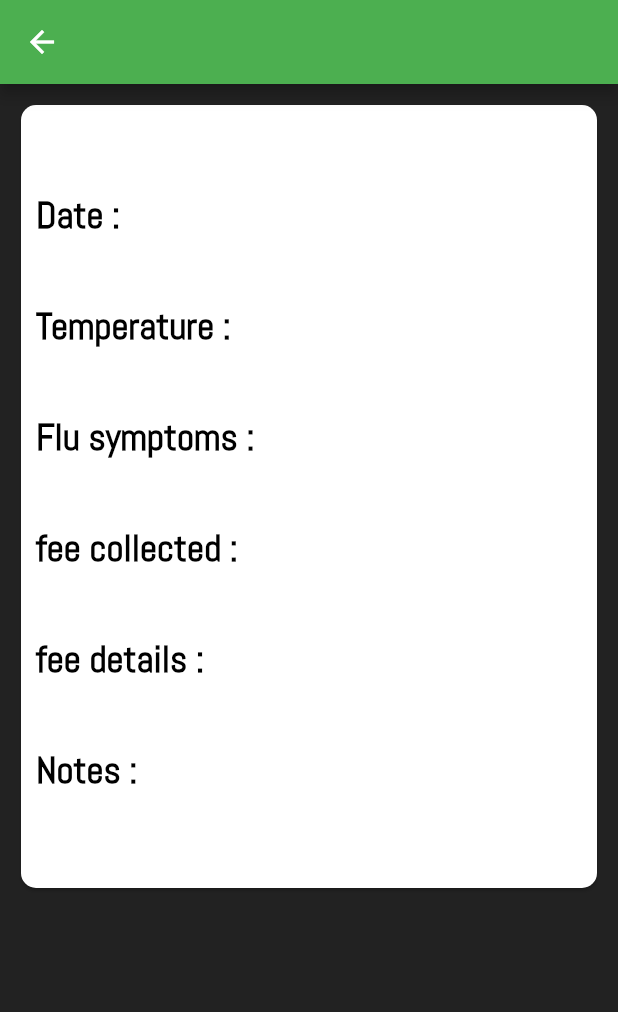
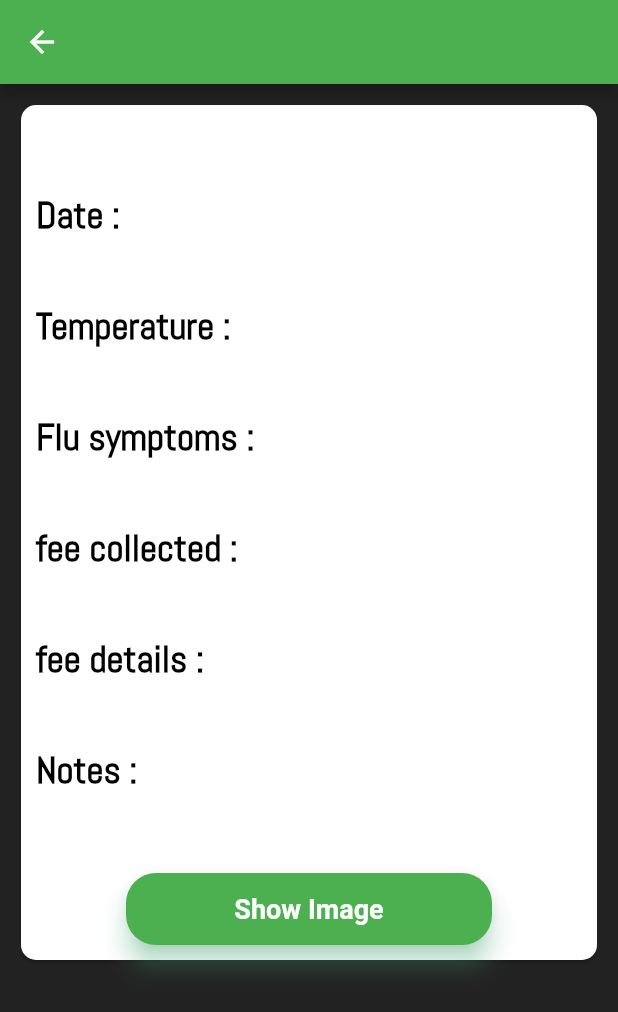
Before and after one commit to mit112/nakshatra_hospital_management, a Flutter app: the ReportDetailScreen screen opened directly with empty values, on a phone screen of 412 x 824 dp. Shown: the top 1012 px of the screen. Run offline on Flutter 3.47's test engine with Material 2 defaults, Android fonts, the phone set to English and light mode, and no system bars; drawn by our look-alikes of bouncing_widget; our stand-ins replace cloud_firestore, connectivity, date_time_picker, file_picker, firebase_auth, firebase_core and 5 more; accounts and stored records are empty.

Commit message:
File opening works hopefully

```diff
--- a/lib/screens/report_detail_screen.dart
+++ b/lib/screens/report_detail_screen.dart
@@ -39,10 +39,13 @@ class _ReportDetailScreenState extends State<ReportDetailScreen> {
 
   Future<String> downloadFile(String firebaseReference) async {
 
-    Directory appDocDir = await getTemporaryDirectory();
-     filePath = '${appDocDir.path}/$firebaseReference';
+    Directory appDocDir = await getApplicationDocumentsDirectory();
+     filePath = '${appDocDir.path}/${firebaseReference.split('/').last}';
      File downloadToFile = File(filePath);
-
+    if (downloadToFile.existsSync()) {
+      await downloadToFile.delete();
+    }
+    await downloadToFile.create();
 
      try {
       await firebase_storage.FirebaseStorage.instance
@@ -205,49 +208,49 @@ class _ReportDetailScreenState extends State<ReportDetailScreen> {
                         SizedBox(
                           height: 20.0,
                         ),
-          // BouncingWidget(
-          //   scaleFactor: _scaleFactor,
-          //   stayOnBottom: stayOnBottom,
-          //   onPressed: () {  },
-          //   child: Column(
-          //     children: [
-          //       Padding(
-          //         padding:
-          //         const EdgeInsets.symmetric(horizontal: 60.0),
-          //         child: Container(
-          //           height: 48.0,
-          //           child: Material(
-          //             color: Colors.green,
-          //             borderRadius: BorderRadius.circular(20.0),
-          //             shadowColor:
-          //             Colors.greenAccent.withOpacity(0.8),
-          //             elevation: 7.0,
-          //             child: InkWell(
-          //               splashColor: Colors.indigo[200],
-          //               onTap: () async {
-          //                 await downloadFile('${widget.post.data()['file name']}');
-          //                 print(filePath);
-          //                 if(filePath != null) {
-          //                   OpenFile.open(filePath);
-          //                 }
-          //               },
-          //               child: Center(
-          //                 child: Text(
-          //                   'Show Image',
-          //                   style: TextStyle(
-          //                     fontWeight: FontWeight.bold,
-          //                     fontSize: 18.0,
-          //                     color: Colors.white,
-          //                   ),
-          //                 ),
-          //               ),
-          //             ),
-          //           ),
-          //         ),
-          //       ),
-          //     ],
-          //   ),
-          // ),
+          BouncingWidget(
+            scaleFactor: _scaleFactor,
+            stayOnBottom: stayOnBottom,
+            onPressed: () {  },
+            child: Column(
+              children: [
+                Padding(
+                  padding:
+                  const EdgeInsets.symmetric(horizontal: 60.0),
+                  child: Container(
+                    height: 48.0,
+                    child: Material(
+                      color: Colors.green,
+                      borderRadius: BorderRadius.circular(20.0),
+                      shadowColor:
+                      Colors.greenAccent.withOpacity(0.8),
+                      elevation: 7.0,
+                      child: InkWell(
+                        splashColor: Colors.indigo[200],
+                        onTap: () async {
+                          await downloadFile('${widget.post.data()['file name']}');
+                          print(filePath);
+                          if(filePath != null) {
+                            OpenFile.open(filePath);
+                          }
+                        },
+                        child: Center(
+                          child: Text(
+                            'Show Image',
+                            style: TextStyle(
+                              fontWeight: FontWeight.bold,
+                              fontSize: 18.0,
+                              color: Colors.white,
+                            ),
+                          ),
+                        ),
+                      ),
+                    ),
+                  ),
+                ),
+              ],
+            ),
+          ),
                       ],
                     ),
                   ),
```
Also changed, not shown: 1 other file.
